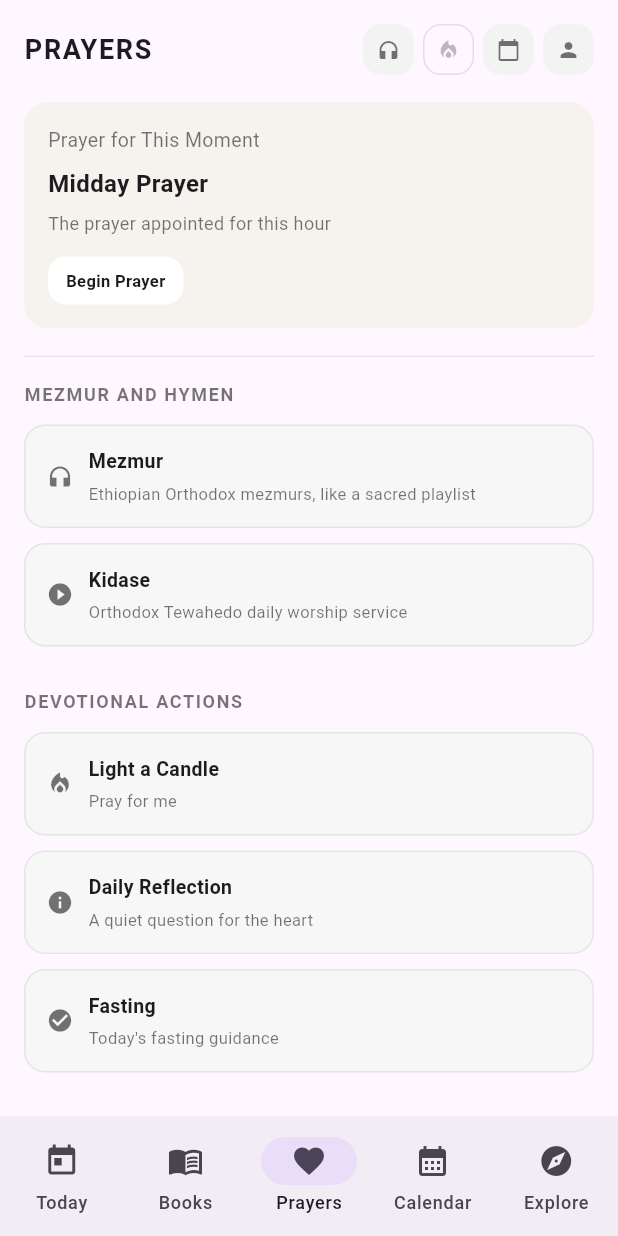
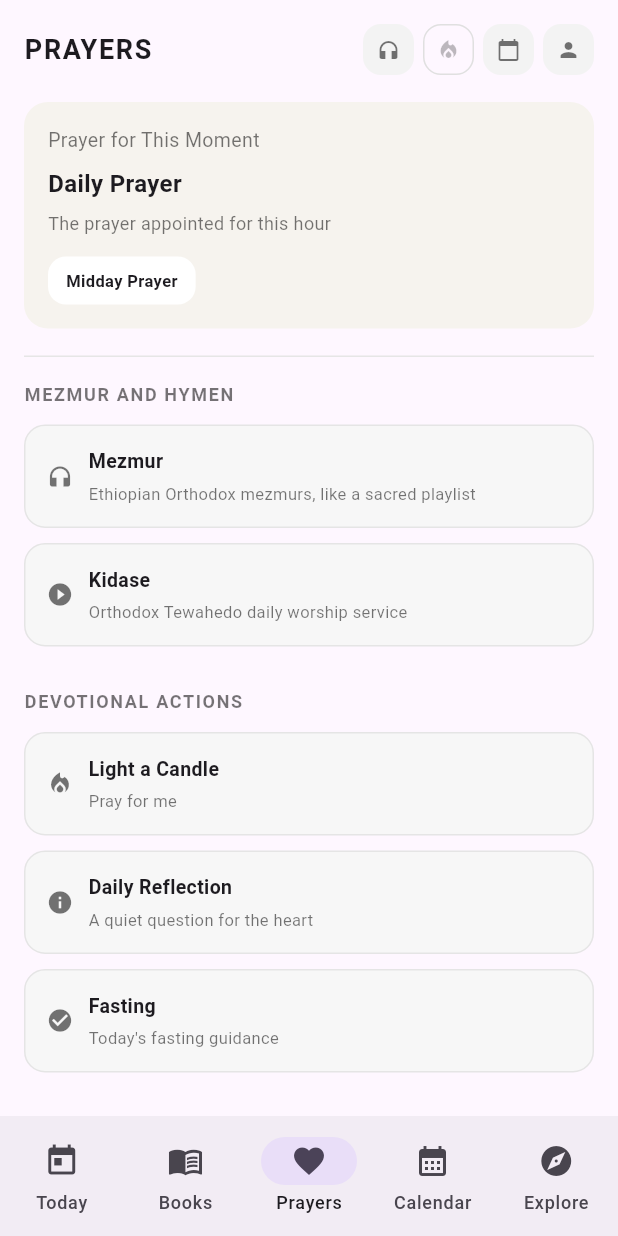
Before and after one commit to afrocoder16/Tsion-Ethiopian-Orthodox-Daily-, a Flutter app: the PrayersScreen screen opened by its route, on a phone screen of 412 x 824 dp. Run offline on Flutter 3.47's test engine with Material 3 defaults, Android fonts, the phone set to English and light mode, and no system bars; our stand-ins replace drift, flutter_riverpod, go_router; missing offline and left inert: sqlite3; accounts and stored records are empty; generated files the repository leaves out were written again.

Commit message:
updated streak

```diff
--- a/lib/app/app_router.dart
+++ b/lib/app/app_router.dart
@@ -12,6 +12,7 @@ import '../features/bible/presentation/passage_screen.dart';
 import '../features/prayers/presentation/prayers_screen.dart';
 import '../features/prayers/presentation/prayer_detail_screen.dart';
 import '../features/prayers/presentation/mezmur_screen.dart';
+import '../features/prayers/presentation/daily_prayer_screen.dart';
 import '../features/calendar/presentation/calendar_screen.dart';
 import '../features/calendar/calendar_day_detail_screen.dart';
 import '../features/calendar/presentation/calendar_link_placeholder_screen.dart';
@@ -38,6 +39,10 @@ GoRouter buildRouter() {
             path: RoutePaths.prayers,
             builder: (context, state) => const PrayersScreen(),
             routes: [
+              GoRoute(
+                path: 'daily',
+                builder: (context, state) => const DailyPrayerScreen(),
+              ),
               GoRoute(
                 path: 'mezmur',
                 builder: (context, state) => const MezmurScreen(),
--- a/lib/app/route_paths.dart
+++ b/lib/app/route_paths.dart
@@ -4,6 +4,7 @@ class RoutePaths {
   static const today = '/today';
   static const bible = '/bible';
   static const prayers = '/prayers';
+  static const prayersDaily = '/prayers/daily';
   static const prayersMezmur = '/prayers/mezmur';
   static const calendar = '/calendar';
   static const explore = '/explore';
@@ -43,6 +44,8 @@ class RoutePaths {
 
   static String prayerDetailPath(String id) => '/prayers/detail/$id';
 
+  static String dailyPrayerPath() => prayersDaily;
+
   static String mezmurPath() => prayersMezmur;
 
   static String calendarDayLinkPath(String dateKey, String type) =>
--- a/lib/core/repos/db/db_prayers_repository.dart
+++ b/lib/core/repos/db/db_prayers_repository.dart
@@ -28,9 +28,9 @@ class DbPrayersRepository implements PrayersRepository {
       primaryPrayerCard: const ui.PrimaryPrayerCard(
         id: 'prayer-midday',
         label: 'Prayer for This Moment',
-        title: 'Midday Prayer',
+        title: 'Daily Prayer',
         subtitle: 'The prayer appointed for this hour',
-        actionLabel: 'Begin Prayer',
+        actionLabel: 'Midday Prayer',
       ),
       mezmurHeader: const ui.SectionHeader(title: 'MEZMUR AND HYMEN'),
       mezmurItems: const [
--- a/lib/core/repos/fake/fake_prayers_repository.dart
+++ b/lib/core/repos/fake/fake_prayers_repository.dart
@@ -12,9 +12,9 @@ class FakePrayersRepository implements PrayersRepository {
         primaryPrayerCard: const PrimaryPrayerCard(
           id: 'prayer-midday',
           label: 'Prayer for This Moment',
-          title: 'Midday Prayer',
+          title: 'Daily Prayer',
           subtitle: 'The prayer appointed for this hour',
-          actionLabel: 'Begin Prayer',
+          actionLabel: 'Midday Prayer',
         ),
         mezmurHeader: const SectionHeader(title: 'MEZMUR AND HYMEN'),
         mezmurItems: const [
--- a/lib/features/prayers/presentation/prayers_screen.dart
+++ b/lib/features/prayers/presentation/prayers_screen.dart
@@ -50,7 +50,8 @@ class _PrayersContent extends ConsumerWidget {
           title: adapter.primaryTitle,
           subtitle: adapter.primarySubtitle,
           actionLabel: adapter.primaryActionLabel,
-          onTap: () {
+          onCardTap: () => context.go(RoutePaths.dailyPrayerPath()),
+          onActionTap: () {
             context.go(RoutePaths.prayerDetailPath(adapter.primaryPrayerId));
           },
         ),
@@ -266,18 +267,23 @@ class _PrimaryPrayerCard extends StatelessWidget {
     required this.title,
     required this.subtitle,
     required this.actionLabel,
-    required this.onTap,
+    required this.onCardTap,
+    required this.onActionTap,
   });
 
   final String label;
   final String title;
   final String subtitle;
   final String actionLabel;
-  final VoidCallback onTap;
+  final VoidCallback onCardTap;
+  final VoidCallback onActionTap;
 
   @override
   Widget build(BuildContext context) {
-    return Container(
+    return InkWell(
+      onTap: onCardTap,
+      borderRadius: BorderRadius.circular(16),
+      child: Container(
         padding: const EdgeInsets.all(16),
         decoration: BoxDecoration(
           color: const Color(0xFFF6F3EE),
@@ -311,9 +317,10 @@ class _PrimaryPrayerCard extends StatelessWidget {
             ),
             const SizedBox(height: 14),
             GestureDetector(
-            onTap: onTap,
+              onTap: onActionTap,
               child: Container(
-              padding: const EdgeInsets.symmetric(horizontal: 12, vertical: 8),
+                padding:
+                    const EdgeInsets.symmetric(horizontal: 12, vertical: 8),
                 decoration: BoxDecoration(
                   color: Colors.white,
                   borderRadius: BorderRadius.circular(12),
@@ -328,6 +335,7 @@ class _PrimaryPrayerCard extends StatelessWidget {
               ),
             ),
           ],
+        ),
       ),
     );
   }
```
Also changed, not shown: lib/core/repos/prayer_flow_repositories.dart (+7 -4 lines), lib/features/prayers/presentation/daily_prayer_screen.dart (added, +137 -0 lines). Lines whose indentation alone changed are shown as unchanged.
